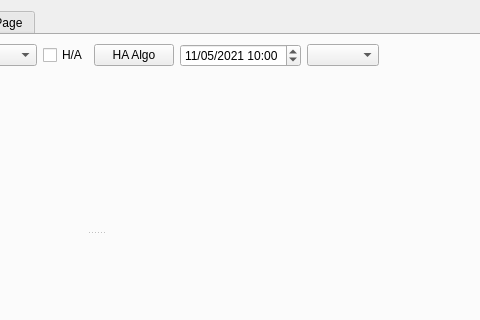
Above: src/mainwindow.ui from biddisco/lxqt-build-tools before the change; both pictures show x 372 to 852 and y 0 to 320 of the 936 by 434 pixel window. Below: the same form after it.
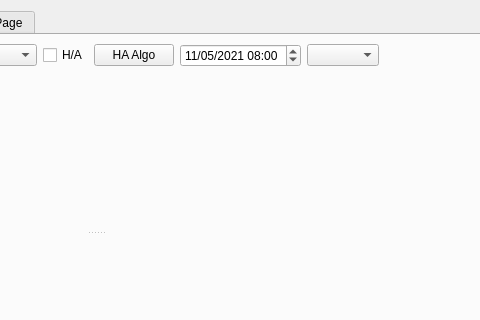
That is the form after the change. The open tabs and pages were chosen to show the change.

Patch:
```diff
--- a/src/mainwindow.ui
+++ b/src/mainwindow.ui
@@ -126,7 +126,7 @@
              <widget class="QDateTimeEdit" name="date_init">
               <property name="dateTime">
                <datetime>
-                <hour>10</hour>
+                <hour>8</hour>
                 <minute>0</minute>
                 <second>0</second>
                 <year>2021</year>
@@ -136,7 +136,7 @@
               </property>
               <property name="minimumTime">
                <time>
-                <hour>5</hour>
+                <hour>4</hour>
                 <minute>0</minute>
                 <second>0</second>
                </time>
```
Left out of the diff: 2 changed lines with no effect on the pictures.
